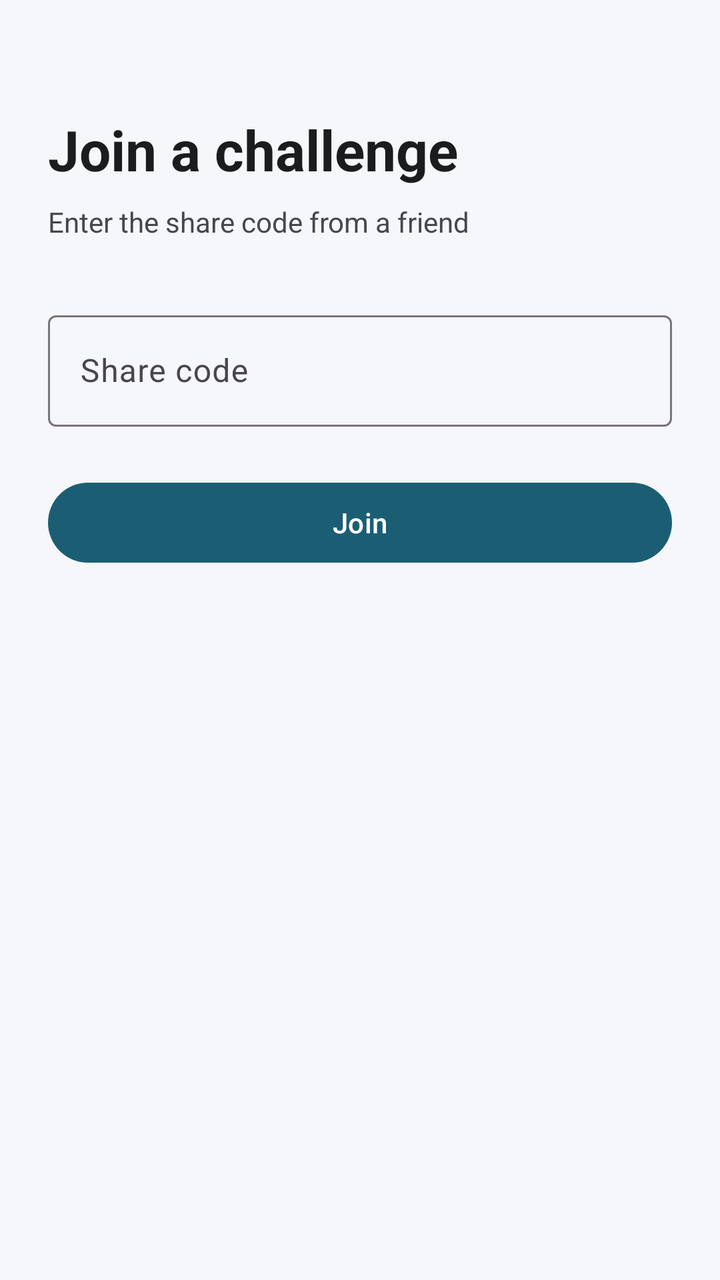
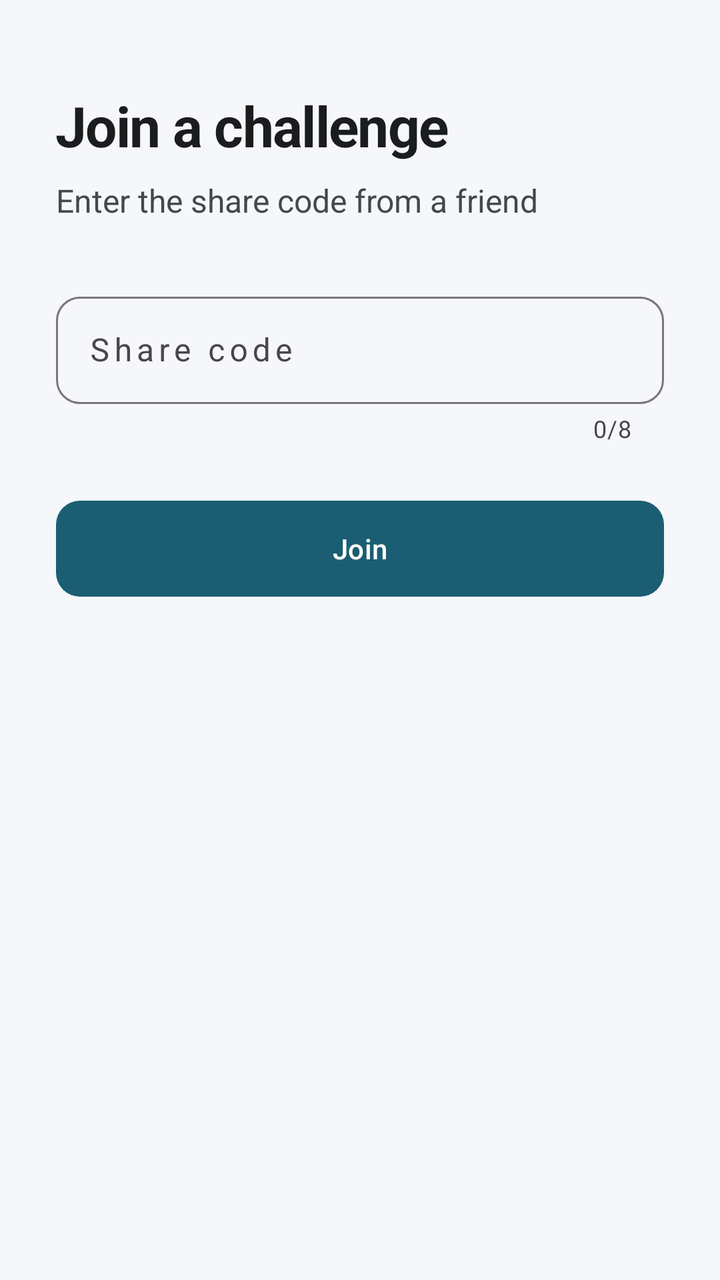

The first picture is an Android layout as it rendered before a commit; the second is the same layout after the commit. The layout source and the unified diff follow.
<!-- AndroidManifest.xml: application theme Theme.TakeControl -->
<!-- res/layout/fragment_join_challenge.xml -->
<?xml version="1.0" encoding="utf-8"?>
<ScrollView xmlns:android="http://schemas.android.com/apk/res/android"
    android:layout_width="match_parent"
    android:layout_height="match_parent"
    android:fillViewport="true">

    <LinearLayout
        android:layout_width="match_parent"
        android:layout_height="wrap_content"
        android:orientation="vertical"
        android:padding="24dp">

        <TextView
            android:layout_width="wrap_content"
            android:layout_height="wrap_content"
            android:layout_marginTop="32dp"
            android:text="@string/join_title"
            android:textColor="@color/text_primary"
            android:textSize="28sp"
            android:textStyle="bold" />

        <TextView
            android:layout_width="wrap_content"
            android:layout_height="wrap_content"
            android:layout_marginTop="8dp"
            android:layout_marginBottom="32dp"
            android:text="@string/join_subtitle"
            android:textColor="@color/text_secondary" />

        <com.google.android.material.textfield.TextInputLayout
            android:layout_width="match_parent"
            android:layout_height="wrap_content"
            android:layout_marginBottom="24dp">

            <com.google.android.material.textfield.TextInputEditText
                android:id="@+id/shareCodeInput"
                android:layout_width="match_parent"
                android:layout_height="wrap_content"
                android:hint="@string/share_code"
                android:inputType="textCapCharacters" />
        </com.google.android.material.textfield.TextInputLayout>

        <com.google.android.material.button.MaterialButton
            android:id="@+id/joinButton"
            android:layout_width="match_parent"
            android:layout_height="wrap_content"
            android:text="@string/join" />

        <ProgressBar
            android:id="@+id/progressBar"
            android:layout_width="wrap_content"
            android:layout_height="wrap_content"
            android:layout_gravity="center_horizontal"
            android:layout_marginTop="16dp"
            android:visibility="gone" />
    </LinearLayout>
</ScrollView>
<!-- resources referenced by this layout -->
<resources>
  <color name="text_primary">#1A1C1E</color>
  <color name="text_secondary">#44474E</color>
  <string name="join">Join</string>
  <string name="join_subtitle">Enter the share code from a friend</string>
  <string name="join_title">Join a challenge</string>
  <string name="share_code">Share code</string>
  <style name="Theme.TakeControl" parent="Theme.Material3.Light.NoActionBar">
          <item name="colorPrimary">@color/primary</item>
          <item name="colorPrimaryDark">@color/primary_dark</item>
          <item name="colorSecondary">@color/secondary</item>
          <item name="android:statusBarColor">@android:color/transparent</item>
          <item name="android:windowLightStatusBar">false</item>
          <item name="android:windowBackground">@color/background</item>
      </style>
  <color name="primary">#1B5E73</color>
  <color name="primary_dark">#0F3D4D</color>
  <color name="secondary">#4CAF93</color>
  <color name="background">#F5F7FA</color>
</resources>

<!-- the commit's change to res/layout/fragment_join_challenge.xml (unified diff, before → after) -->
@@ -1,23 +1,26 @@
 <?xml version="1.0" encoding="utf-8"?>
 <ScrollView xmlns:android="http://schemas.android.com/apk/res/android"
+    xmlns:app="http://schemas.android.com/apk/res-auto"
     android:layout_width="match_parent"
     android:layout_height="match_parent"
-    android:fillViewport="true">
+    android:fillViewport="true"
+    android:background="@color/background">
 
     <LinearLayout
         android:layout_width="match_parent"
         android:layout_height="wrap_content"
         android:orientation="vertical"
-        android:padding="24dp">
+        android:padding="28dp">
 
         <TextView
             android:layout_width="wrap_content"
             android:layout_height="wrap_content"
-            android:layout_marginTop="32dp"
+            android:layout_marginTop="16dp"
             android:text="@string/join_title"
             android:textColor="@color/text_primary"
             android:textSize="28sp"
-            android:textStyle="bold" />
+            android:textStyle="bold"
+            android:letterSpacing="-0.02" />
 
         <TextView
             android:layout_width="wrap_content"
@@ -25,33 +28,42 @@
             android:layout_marginTop="8dp"
             android:layout_marginBottom="32dp"
             android:text="@string/join_subtitle"
-            android:textColor="@color/text_secondary" />
+            android:textColor="@color/text_secondary"
+            android:textSize="16sp" />
 
         <com.google.android.material.textfield.TextInputLayout
+            style="@style/Widget.TakeControl.TextInput"
             android:layout_width="match_parent"
             android:layout_height="wrap_content"
-            android:layout_marginBottom="24dp">
+            android:layout_marginBottom="24dp"
+            app:counterEnabled="true"
+            app:counterMaxLength="8">
 
             <com.google.android.material.textfield.TextInputEditText
                 android:id="@+id/shareCodeInput"
                 android:layout_width="match_parent"
                 android:layout_height="wrap_content"
                 android:hint="@string/share_code"
-                android:inputType="textCapCharacters" />
+                android:inputType="textCapCharacters"
+                android:letterSpacing="0.15"
+                android:paddingVertical="16dp"
+                android:textAllCaps="true" />
         </com.google.android.material.textfield.TextInputLayout>
 
         <com.google.android.material.button.MaterialButton
             android:id="@+id/joinButton"
             android:layout_width="match_parent"
-            android:layout_height="wrap_content"
-            android:text="@string/join" />
+            android:layout_height="56dp"
+            android:text="@string/join"
+            app:cornerRadius="12dp" />
 
-        <ProgressBar
+        <com.google.android.material.progressindicator.CircularProgressIndicator
             android:id="@+id/progressBar"
             android:layout_width="wrap_content"
             android:layout_height="wrap_content"
             android:layout_gravity="center_horizontal"
             android:layout_marginTop="16dp"
+            android:indeterminate="true"
             android:visibility="gone" />
     </LinearLayout>
 </ScrollView>
<!-- resource entries referenced after the edit -->
@@ -6,17 +6,31 @@
   <string name="join_subtitle">Enter the share code from a friend</string>
   <string name="join_title">Join a challenge</string>
   <string name="share_code">Share code</string>
+  <style name="Widget.TakeControl.TextInput" parent="Widget.Material3.TextInputLayout.OutlinedBox">
+          <item name="boxCornerRadiusTopStart">12dp</item>
+          <item name="boxCornerRadiusTopEnd">12dp</item>
+          <item name="boxCornerRadiusBottomStart">12dp</item>
+          <item name="boxCornerRadiusBottomEnd">12dp</item>
+      </style>
   <style name="Theme.TakeControl" parent="Theme.Material3.Light.NoActionBar">
           <item name="colorPrimary">@color/primary</item>
           <item name="colorPrimaryDark">@color/primary_dark</item>
           <item name="colorSecondary">@color/secondary</item>
+          <item name="colorOnPrimary">@color/on_primary</item>
+          <item name="colorSurface">@color/surface</item>
           <item name="android:statusBarColor">@android:color/transparent</item>
           <item name="android:windowLightStatusBar">false</item>
           <item name="android:windowBackground">@color/background</item>
+          <item name="materialButtonStyle">@style/Widget.TakeControl.Button</item>
       </style>
   <color name="primary">#1B5E73</color>
   <color name="primary_dark">#0F3D4D</color>
   <color name="secondary">#4CAF93</color>
+  <color name="on_primary">#FFFFFF</color>
+  <color name="surface">#FFFFFF</color>
+  <style name="Widget.TakeControl.Button" parent="Widget.Material3.Button">
+          <item name="cornerRadius">12dp</item>
+      </style>
   <color name="background">#F5F7FA</color>
 </resources>
 
